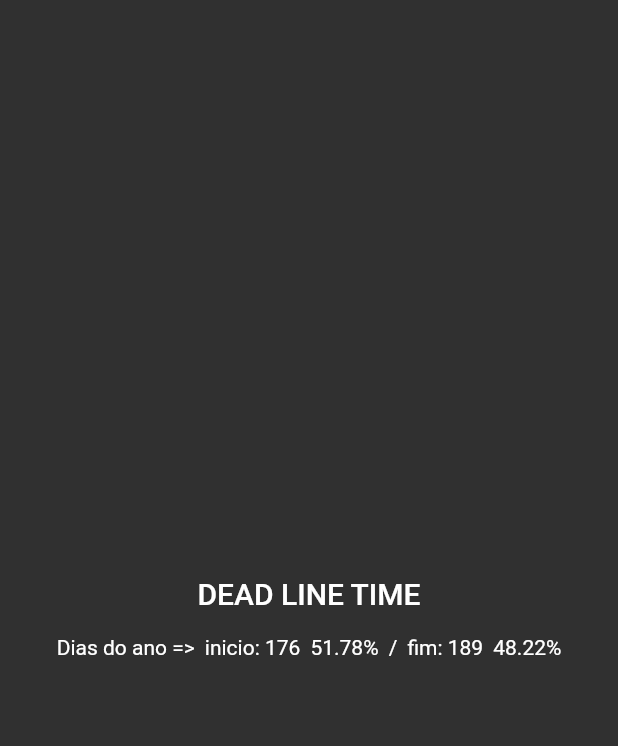
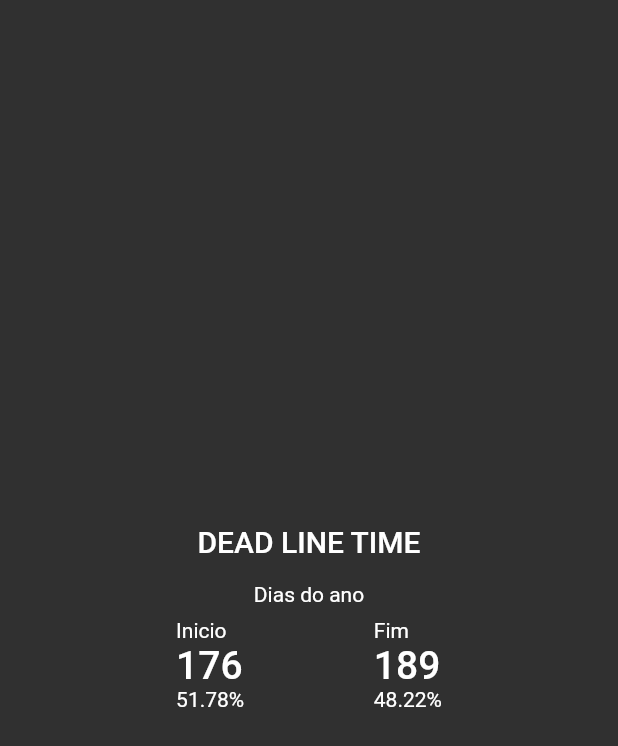
Before and after one commit to leandrorochaadm/deadline-flutter, a Flutter app: the screen it shows after launch, on a phone screen of 412 x 824 dp. Shown: the top 746 px of the screen. Run offline on Flutter 3.47's test engine with Material 2 defaults, Android fonts, the phone set to English and light mode, and no system bars.

Commit message:
feat(home) format text layout

```diff
--- a/lib/main.dart
+++ b/lib/main.dart
@@ -12,13 +12,14 @@ class MyApp extends StatelessWidget {
   @override
   Widget build(BuildContext context) {
     return MaterialApp(
-      title: 'Flutter Demo',
+      title: 'Dead Line Time',
+      debugShowCheckedModeBanner: false,
       theme: ThemeData(
           primarySwatch: Colors.blue,
           brightness: Brightness.dark,
           textTheme: const TextTheme(
             headline1: TextStyle(fontSize: 72, fontWeight: FontWeight.bold),
-            bodyText2: TextStyle(fontSize: 14),
+            bodyText1: TextStyle(fontSize: 26),
           )),
       home: HomePage(controler: HomeControler()),
     );
--- a/lib/ui/pages/home/home_page.dart
+++ b/lib/ui/pages/home/home_page.dart
@@ -15,17 +15,35 @@ class HomePage extends StatelessWidget {
             Text('DEAD LINE TIME',
                 style: Theme.of(context).textTheme.headline6),
             const SizedBox(height: 16),
+            const Text('Dias do ano'),
+            const SizedBox(height: 8),
             SizedBox(
               width: 350,
               child: Row(
                 mainAxisAlignment: MainAxisAlignment.spaceEvenly,
                 children: [
-                  const Text('Dias do ano =>'),
-                  Text('inicio: ${controler.missingDaysEndYear()}'),
-                  Text('${controler.percentagePassedYear()}%'),
-                  const Text('/'),
-                  Text('fim: ${controler.beginningDaysStartYear()}'),
-                  Text('${controler.percentageTheEndYear()}%'),
+                  Column(
+                    crossAxisAlignment: CrossAxisAlignment.start,
+                    children: [
+                      const Text('Inicio'),
+                      Text(
+                        '${controler.missingDaysEndYear()}',
+                        style: Theme.of(context).textTheme.bodyText1,
+                      ),
+                      Text('${controler.percentagePassedYear()}%'),
+                    ],
+                  ),
+                  Column(
+                    crossAxisAlignment: CrossAxisAlignment.start,
+                    children: [
+                      const Text('Fim'),
+                      Text(
+                        '${controler.beginningDaysStartYear()}',
+                        style: Theme.of(context).textTheme.bodyText1,
+                      ),
+                      Text('${controler.percentageTheEndYear()}%'),
+                    ],
+                  ),
                 ],
               ),
             ),
```
